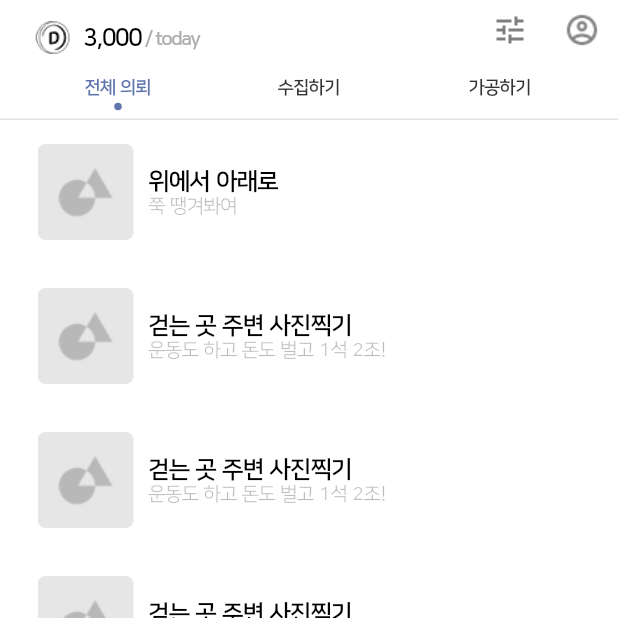
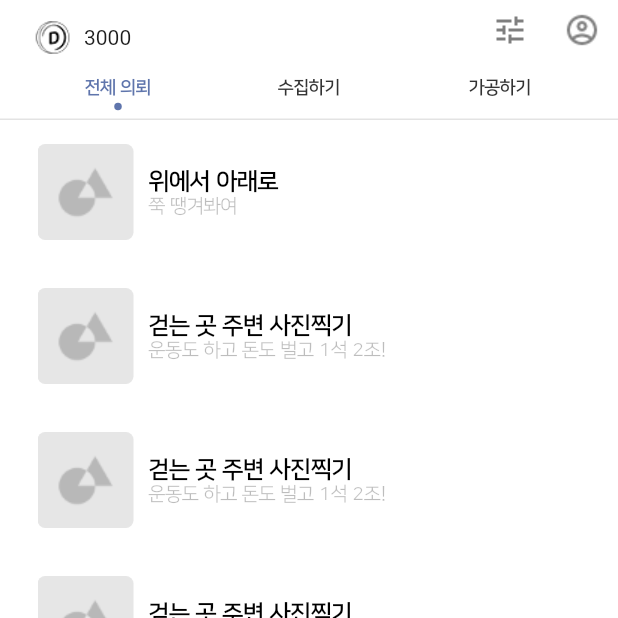
Before and after one commit to cau-deal/deal-application, a Flutter app: the MissionListTabContainer screen opened directly, on a phone screen of 412 x 824 dp, the top half of it. Run offline on Flutter 3.47's test engine with Material 2 defaults, Android fonts, the phone set to English and light mode, and no system bars; drawn by our look-alikes of pull_to_refresh; our stand-ins replace double_back_to_close_app, firebase_auth, firebase_messaging, fluttertoast, google_sign_in, shared_preferences; missing offline and left inert: flutter_crashlytics, flutter_lottie, flutter_page_indicator; accounts and stored records are empty.

Commit message:
[UI][Android] MyPage Collapsed Tabbar release

```diff
--- a/lib/src/screens/mission_list/widgets/mission_list_tab_bar.dart
+++ b/lib/src/custom/widgets/under_circle_tab_bar.dart
@@ -1,11 +1,11 @@
 import 'package:flutter/material.dart';
 
 
-class MissionListTabBar extends StatelessWidget {
+class UnderCircleTabBar extends StatelessWidget {
 
   final List<String> items;
 
-  MissionListTabBar({
+  UnderCircleTabBar({
     @required this.items,
   }) : assert(items != null);
 
@@ -19,7 +19,8 @@ class MissionListTabBar extends StatelessWidget {
                   width: 1.0,
                   style: BorderStyle.solid,
                 )
-            )
+            ),
+          color: Colors.white
         ),
         padding: EdgeInsets.only(left: 15, right: 15),
         height: 40,
--- /dev/null
+++ b/lib/src/screens/mission_list/widgets/animated_count.dart
@@ -0,0 +1,46 @@
+import 'package:flutter/material.dart';
+
+class AnimatedCount extends ImplicitlyAnimatedWidget {
+  AnimatedCount({
+    Key key,
+    @required this.count,
+    @required Duration duration,
+    Curve curve = Curves.linear,
+  }) : super(duration: duration, curve: curve, key: key);
+
+  final num count;
+
+  @override
+  ImplicitlyAnimatedWidgetState<ImplicitlyAnimatedWidget> createState() {
+    return _AnimatedCountState();
+  }
+}
+
+class _AnimatedCountState extends AnimatedWidgetBaseState<AnimatedCount> {
+  IntTween _intCount;
+  Tween<double> _doubleCount;
+
+  @override
+  Widget build(BuildContext context) {
+    return widget.count is int
+        ? Text(_intCount.evaluate(animation).toString())
+        : Text(_doubleCount.evaluate(animation).toStringAsFixed(1));
+  }
+
+  @override
+  void forEachTween(TweenVisitor visitor) {
+    if (widget.count is int) {
+      _intCount = visitor(
+        _intCount,
+        widget.count,
+            (dynamic value) => IntTween(begin: value),
+      );
+    } else {
+      _doubleCount = visitor(
+        _doubleCount,
+        widget.count,
+            (dynamic value) => Tween<double>(begin: value),
+      );
+    }
+  }
+}
--- a/lib/src/screens/mission_list/widgets/mission_list_tab_container.dart
+++ b/lib/src/screens/mission_list/widgets/mission_list_tab_container.dart
@@ -1,6 +1,8 @@
+import 'package:deal/src/custom/widgets/under_circle_tab_bar.dart';
+import 'package:deal/src/screens/mypage/mypage.dart';
 import 'package:flutter/material.dart';
 
-import './mission_list_tab_bar.dart';
+import 'animated_count.dart';
 
 
 class MissionListTabContainer extends StatelessWidget {
@@ -8,12 +10,14 @@ class MissionListTabContainer extends StatelessWidget {
   final List<Widget> children;
 
   MissionListTabContainer({
+    Key key,
     @required this.children,
-  }) : assert(children != null);
+  }) : assert(children != null), super(key:key);
 
   @override
   Widget build(BuildContext context) {
-    return new DefaultTabController(
+    return Scaffold(
+      body: new DefaultTabController(
           length: 3,
           child: NestedScrollView(
             headerSliverBuilder: (BuildContext context, bool innerBoxIsScrolled){
@@ -27,40 +31,15 @@ class MissionListTabContainer extends StatelessWidget {
                   snap: true,
                   title: Container(
                       padding: EdgeInsets.only(top: 10.0),
-                  child: RichText(
-                    text: TextSpan(
-                        children: <TextSpan>[
-                          TextSpan(
-                              text: "3,000",
-                              style: TextStyle(
-                                fontFamily: "NanumSquare",
-                                fontSize: 16.0,
-                                color: Colors.black,
-                                letterSpacing: -1.0,
-                                fontWeight: FontWeight.w600
-                              ),
-                          ),
-                          TextSpan(
-                              text: " / today",
-                              style: TextStyle(
-                                  fontFamily: "NanumSquare",
-                                  fontSize: 13.0,
-                                  color: Color(0xffAEAEAE),
-                                  letterSpacing: -1.0,
-                                  fontWeight: FontWeight.w600
-                              ),
-                          )
-                        ]
-                    ),
-                    textAlign: TextAlign.left,
-                    overflow: TextOverflow.fade,
-                    maxLines: 3,
+                      child: AnimatedCount(
+                        count: 3000,
+                        duration: Duration(microseconds: 1000),
                       )
                   ),
                   titleSpacing: 0,
                   bottom: PreferredSize(
                       preferredSize: Size.fromHeight(40.0),
-                    child: MissionListTabBar(
+                      child: UnderCircleTabBar(
                           items: ["전체 의뢰", "수집하기", "가공하기"]
                       )
                   ),
@@ -77,7 +56,12 @@ class MissionListTabContainer extends StatelessWidget {
                     ),
                     IconButton(
                         icon: Image.asset("res/images/icon_mypage.png"),
-                      iconSize: 24
+                        iconSize: 24,
+                        onPressed:(){
+                          Navigator.push(context, MaterialPageRoute(builder: (_) {
+                            return MyPage();
+                          }));
+                        }
                     )
                   ],
                 )
@@ -88,6 +72,7 @@ class MissionListTabContainer extends StatelessWidget {
               children: this.children,
             ),
           )
+      )
     );
   }
 }
--- /dev/null
+++ b/lib/src/screens/mypage/widgets/animated_count.dart
@@ -0,0 +1,46 @@
+import 'package:flutter/material.dart';
+
+class AnimatedCount extends ImplicitlyAnimatedWidget {
+  AnimatedCount({
+    Key key,
+    @required this.count,
+    @required Duration duration,
+    Curve curve = Curves.linear,
+  }) : super(duration: duration, curve: curve, key: key);
+
+  final num count;
+
+  @override
+  ImplicitlyAnimatedWidgetState<ImplicitlyAnimatedWidget> createState() {
+    return _AnimatedCountState();
+  }
+}
+
+class _AnimatedCountState extends AnimatedWidgetBaseState<AnimatedCount> {
+  IntTween _intCount;
+  Tween<double> _doubleCount;
+
+  @override
+  Widget build(BuildContext context) {
+    return widget.count is int
+        ? Text(_intCount.evaluate(animation).toString())
+        : Text(_doubleCount.evaluate(animation).toStringAsFixed(1));
+  }
+
+  @override
+  void forEachTween(TweenVisitor visitor) {
+    if (widget.count is int) {
+      _intCount = visitor(
+        _intCount,
+        widget.count,
+            (dynamic value) => IntTween(begin: value),
+      );
+    } else {
+      _doubleCount = visitor(
+        _doubleCount,
+        widget.count,
+            (dynamic value) => Tween<double>(begin: value),
+      );
+    }
+  }
+}
```
Also changed, not shown: lib/src/screens/mypage/mypage.dart (added, +136 -0 lines), lib/src/screens/mypage/widgets/mypage_tab_container.dart (added, +64 -0 lines), lib/src/screens/mypage/widgets/list_placeholder.dart (added). Lines whose indentation alone changed are shown as unchanged.
